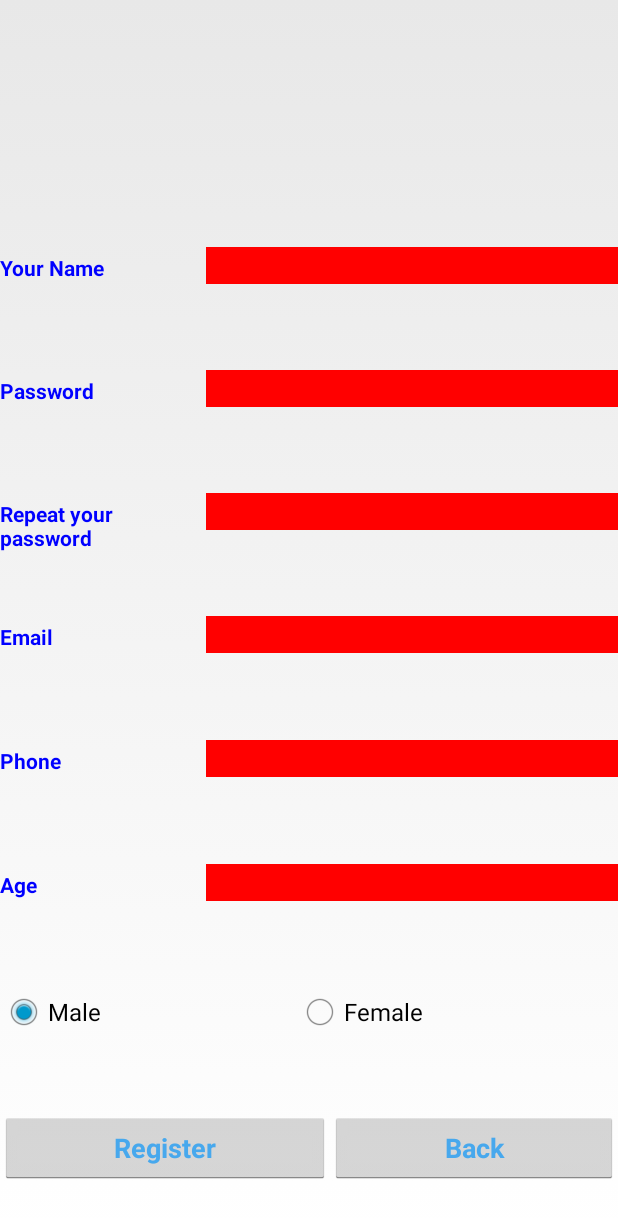
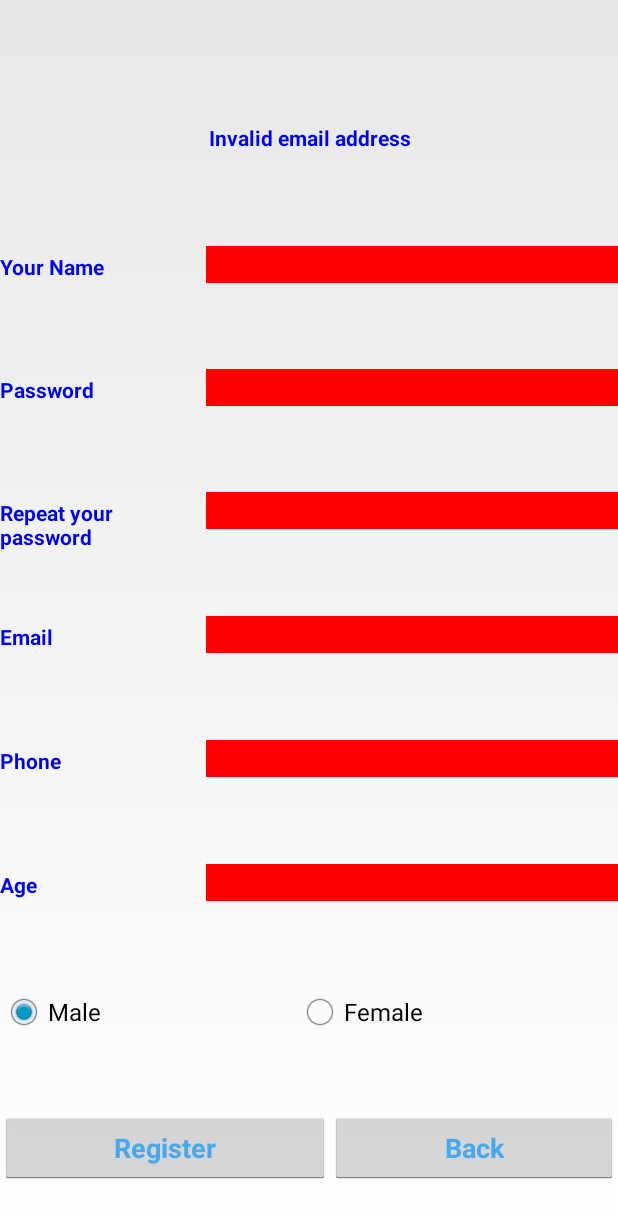
Before and after one commit to MorROST/SporTeam, an Android app: the Register screen opened directly, with no data from a screen before it, after a tap on "Register", on a phone screen of 412 x 824 dp. Shown: the top 1218 px of the screen. Run offline under Robolectric (Android 15) with nearby library versions, the phone set to English and light mode, and no system bars; network calls fail.

Commit message:
1.Add validation func in register. 2.Change variable "userName" to "name"  3.Updated string.xml

```diff
--- a/app/src/main/java/com/yonimor/sporteam/sporteam/Register.java
+++ b/app/src/main/java/com/yonimor/sporteam/sporteam/Register.java
@@ -45,7 +45,7 @@ public class Register extends Activity {
         ////////////////////////////////EMAIL ADDRESS///////////////////////////////////
         final EditText emailValidate = (EditText) findViewById(R.id.email_txt_register);
 
-        //final TextView textView = (TextView) findViewById(R.id.error_lable);                   should enable error label!  next version candidate
+        final TextView textView = (TextView) findViewById(R.id.error_label);
 
         String email = emailValidate.getText().toString().trim();
 
@@ -59,11 +59,10 @@ public class Register extends Activity {
 
 
         if (email.matches(emailPattern)) {
-           // textView.setText("");                                                               should enable error label!  next version candidate
-            email_editxt.setBackgroundColor(Color.TRANSPARENT);
+            textView.setText("");
             email_bool = true;
         } else {
-           // textView.setText("Invalid email address");                                          should enable error label!  next version candidate
+            textView.setText("Invalid email address");
             email_editxt.setBackgroundColor(Color.RED);
             email_bool = false;
         }
--- a/app/src/main/res/layout/activity_register.xml
+++ b/app/src/main/res/layout/activity_register.xml
@@ -12,8 +12,25 @@
     <LinearLayout
         android:orientation="horizontal"
         android:layout_width="match_parent"
-        android:layout_weight="20"
+        android:layout_weight="10"
         android:layout_height="0dp">
+
+    </LinearLayout>
+
+    <LinearLayout
+        android:orientation="horizontal"
+        android:layout_width="match_parent"
+        android:layout_height="0dp"
+        android:layout_weight="10">
+
+        <TextView
+            android:text="asd"
+            android:gravity="center"
+            android:layout_width="match_parent"
+            android:layout_height="wrap_content"
+            android:id="@+id/error_label"
+            android:layout_weight="2"
+            style="@style/Labs"/>
 
     </LinearLayout>
 
```
Also changed, not shown: app/src/main/res/layout/activity_host_create_new_game.xml (added, +86 -0 lines).
